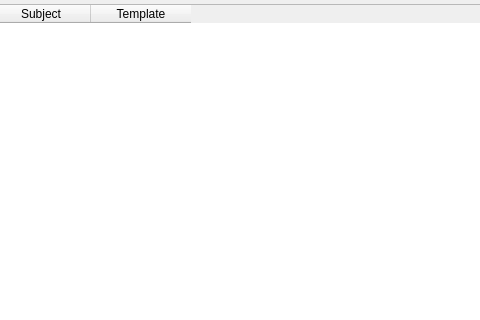
Qt form plugins/forms/dialogMeetingEmailTypes.ui (kestermckinney/ProjectNotes) before a commit; both pictures show x 321 to 801 and y 0 to 320 of the 1217 by 482 pixel window.
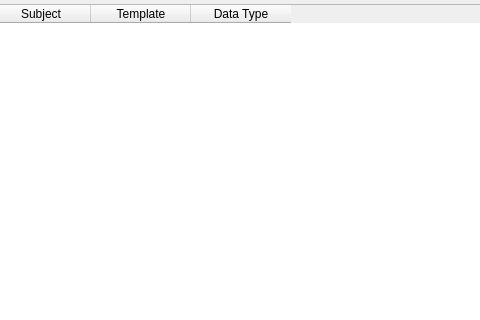
The same form after that commit.

Commit message: Fixing Email Types

Patch:
```diff
--- a/plugins/forms/dialogMeetingEmailTypes.ui
+++ b/plugins/forms/dialogMeetingEmailTypes.ui
@@ -62,6 +62,11 @@
        <string>Template</string>
       </property>
      </column>
+     <column>
+      <property name="text">
+       <string>Data Type</string>
+      </property>
+     </column>
     </widget>
    </item>
    <item>
```
The commit also changes 6 other files.
